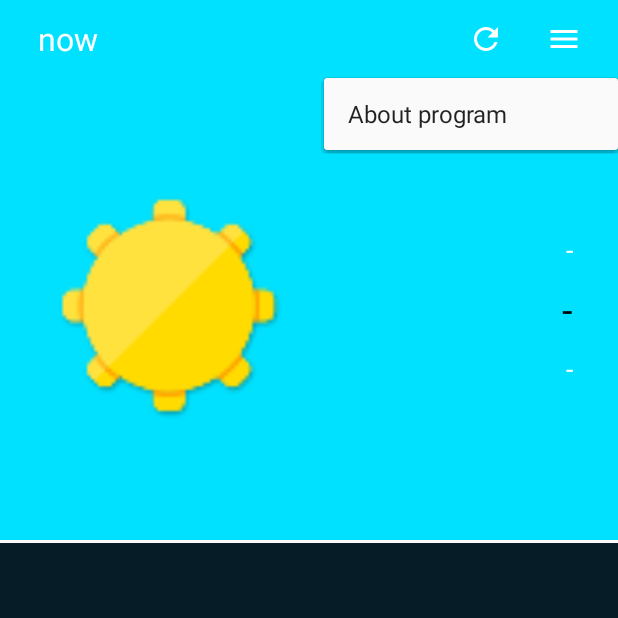
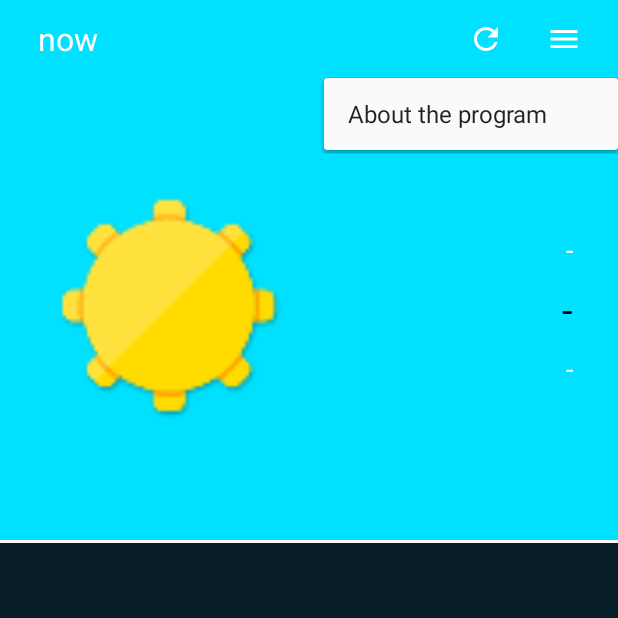
Before and after one commit to lebedevich-es/Weather, an Android app: the screen it shows after launch (MainActivity), after a tap on an icon or button, on a phone screen of 412 x 824 dp, the top half of it. Run offline under Robolectric (Android 15) with nearby library versions, the phone set to English and light mode, and no system bars.

Commit message:
some changes

```diff
--- a/app/src/main/res/values/strings.xml
+++ b/app/src/main/res/values/strings.xml
@@ -1,7 +1,7 @@
 <resources>
     <string name="app_name">Weather</string>
     <string name="now">now</string>
-    <string name="title_about_program">About program</string>
+    <string name="title_about_program">About the program</string>
 
     <string name="empty">-</string>
     <string name="about_weather">The application about weather</string>
```
